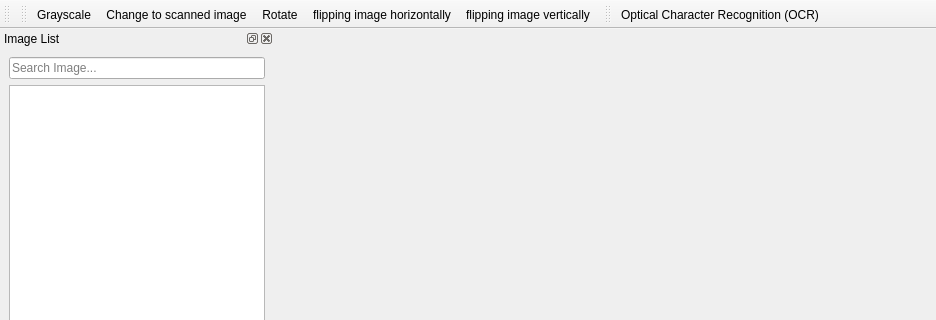
Old version of the form UI/mvp_1_main.ui in the repository yunwoong7/spotter; both pictures show x 0 to 936 and y 0 to 320 of the 936 by 730 pixel window.
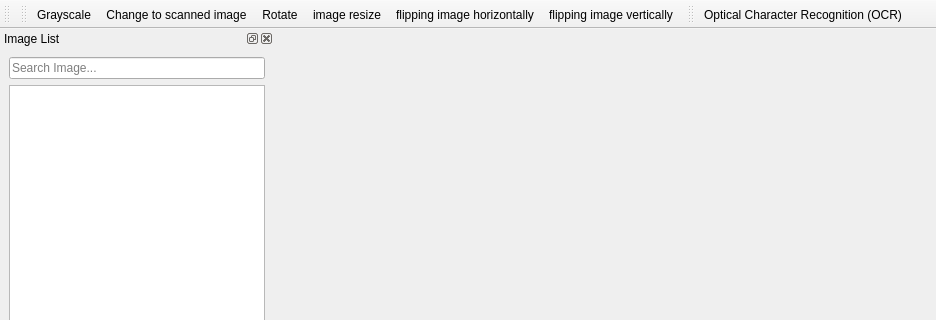
New version of the form. Icons and pictures are not drawn.

Commit message: add effect(resize)

```diff
--- a/UI/mvp_1_main.ui
+++ b/UI/mvp_1_main.ui
@@ -106,6 +106,7 @@
    <addaction name="action_grayscale"/>
    <addaction name="action_scannedImage"/>
    <addaction name="action_rotate"/>
+   <addaction name="action_resize"/>
    <addaction name="action_horizontalFlip"/>
    <addaction name="action_verticalFlip"/>
   </widget>
@@ -286,6 +287,21 @@
     <string>flipping image vertically</string>
    </property>
   </action>
+  <action name="action_resize">
+   <property name="enabled">
+    <bool>true</bool>
+   </property>
+   <property name="icon">
+    <iconset resource="res.qrc">
+     <normaloff>:/effect/icon/resize.png</normaloff>:/effect/icon/resize.png</iconset>
+   </property>
+   <property name="text">
+    <string>image resize</string>
+   </property>
+   <property name="toolTip">
+    <string>image resize</string>
+   </property>
+  </action>
  </widget>
  <resources>
   <include location="res.qrc"/>
```
The commit also changes 8 other files.
